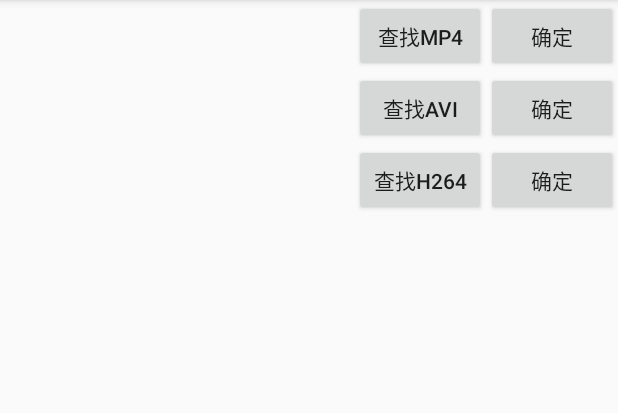
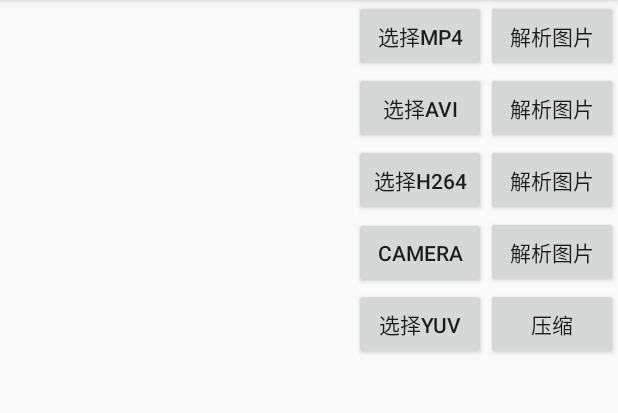
Before and after one commit to zhangzhian/FFmpegDemo, an Android app: the screen it shows after launch (MainActivity), on a phone screen of 412 x 824 dp, the part 84-497 px from its top. Run offline under Robolectric (Android 15) with nearby library versions, the phone set to English and light mode, and no system bars; our stand-ins replace ButterKnife; libraries missing offline, so code that uses them is left out: com.wang.avi; 2 statements that could not run were skipped.

Commit message:
添加摄像头获取数据和YUV转Mp4

```diff
--- a/app/src/main/AndroidManifest.xml
+++ b/app/src/main/AndroidManifest.xml
@@ -7,6 +7,9 @@
     <uses-permission android:name="android.permission.RECORD_VIDEO"/>
     <uses-permission android:name="android.permission.IN"/>
 
+    <uses-feature
+        android:name="android.hardware.camera2"
+        android:required="true"/>
     <application
         android:allowBackup="true"
         android:icon="@mipmap/ic_launcher"
--- a/app/src/main/res/layout/activity_main.xml
+++ b/app/src/main/res/layout/activity_main.xml
@@ -7,7 +7,6 @@
     android:layout_height="match_parent"
     android:orientation="vertical"
     tools:context="com.yodosmart.ffmpegdemo.MainActivity">
-
 
     <LinearLayout
         android:layout_width="match_parent"
@@ -30,14 +29,14 @@
             android:id="@+id/bt_mp4"
             android:layout_width="wrap_content"
             android:layout_height="wrap_content"
-            android:text="查找mp4"
+            android:text="选择mp4"
             />
 
         <Button
             android:id="@+id/bt1"
             android:layout_width="wrap_content"
             android:layout_height="wrap_content"
-            android:text="确定"
+            android:text="解析图片"
             />
     </LinearLayout>
 
@@ -62,14 +61,14 @@
             android:id="@+id/bt_avi"
             android:layout_width="wrap_content"
             android:layout_height="wrap_content"
-            android:text="查找avi"
+            android:text="选择avi"
             />
 
         <Button
             android:id="@+id/bt2"
             android:layout_width="wrap_content"
             android:layout_height="wrap_content"
-            android:text="确定"
+            android:text="解析图片"
             />
     </LinearLayout>
 
@@ -94,14 +93,78 @@
             android:id="@+id/bt_h264"
             android:layout_width="wrap_content"
             android:layout_height="wrap_content"
-            android:text="查找h264"
+            android:text="选择h264"
             />
 
         <Button
             android:id="@+id/bt3"
             android:layout_width="wrap_content"
             android:layout_height="wrap_content"
-            android:text="确定"
+            android:text="解析图片"
+            />
+    </LinearLayout>
+
+    <LinearLayout
+        android:layout_width="match_parent"
+        android:layout_height="wrap_content"
+        android:orientation="horizontal"
+        >
+
+        <TextView
+            android:id="@+id/tv_route_4"
+            android:layout_width="0dp"
+            android:layout_height="match_parent"
+            android:layout_weight="1"
+            android:gravity="center_vertical"
+            app:layout_constraintBottom_toBottomOf="parent"
+            app:layout_constraintLeft_toLeftOf="parent"
+            app:layout_constraintRight_toRightOf="parent"
+            app:layout_constraintTop_toTopOf="parent"/>
+
+        <Button
+            android:id="@+id/bt_camera"
+            android:layout_width="wrap_content"
+            android:layout_height="wrap_content"
+            android:text="Camera"
+            />
+
+        <Button
+            android:id="@+id/bt4"
+            android:layout_width="wrap_content"
+            android:layout_height="wrap_content"
+            android:text="解析图片"
+            />
+    </LinearLayout>
+
+    <LinearLayout
+        android:layout_width="match_parent"
+        android:layout_height="wrap_content"
+        android:orientation="horizontal"
+        >
+
+        <TextView
+            android:id="@+id/tv_route_5"
+            android:layout_width="0dp"
+            android:layout_height="match_parent"
+            android:layout_weight="1"
+            android:gravity="center_vertical"
+            app:layout_constraintBottom_toBottomOf="parent"
+            app:layout_constraintLeft_toLeftOf="parent"
+            app:layout_constraintRight_toRightOf="parent"
+            app:layout_constraintTop_toTopOf="parent"/>
+
+        <Button
+            android:id="@+id/bt_yuv"
+            android:layout_width="wrap_content"
+            android:layout_height="wrap_content"
+            android:text="选择YUV"
+            />
+
+        <Button
+            android:id="@+id/bt5"
+            android:layout_width="wrap_content"
+            android:layout_height="wrap_content"
+            android:text="压缩"
             />
     </LinearLayout>
 
```
Also changed, not shown: app/src/main/java/com/yodosmart/ffmpegdemo/MainActivity.java (+82 -3 lines), 1 other file.
